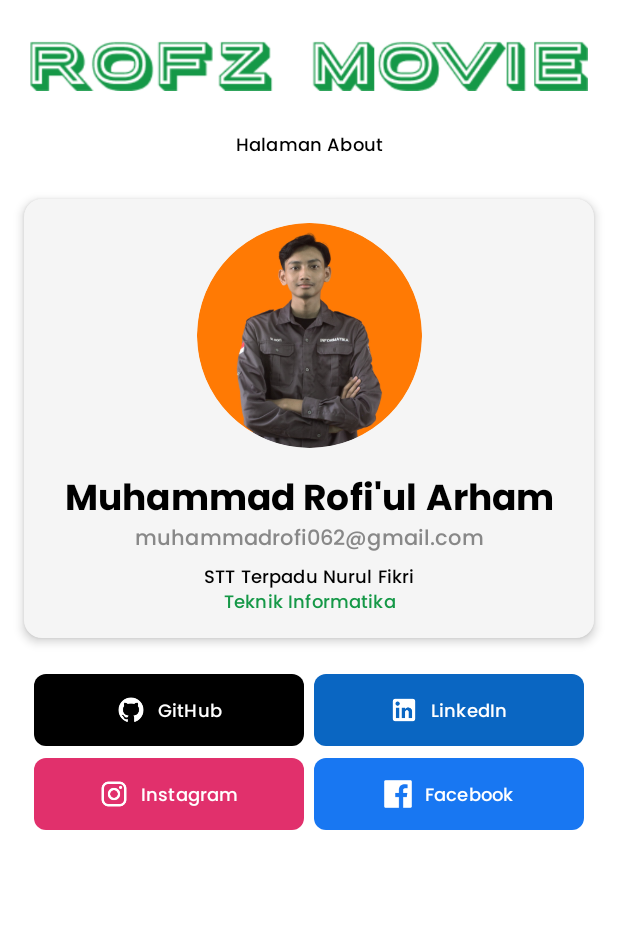
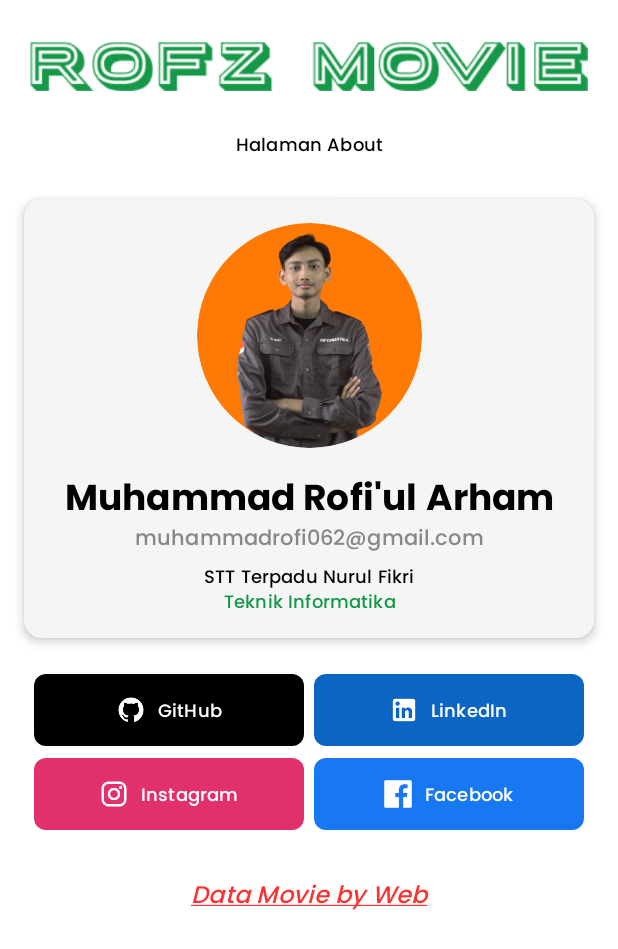
Before and after one commit to muhammadrofi12/FE_Taks_IL, an Android app built with Jetpack Compose: the @Preview function ProfileScreenPreview, on a phone screen of 412 x 824 dp. Shown: the top 949 px of the screen. Run offline under Robolectric (Android 15) with nearby library versions, the phone set to English and light mode, and no system bars.

Commit message:
add resource data movie

```diff
--- a/app/src/main/java/com/example/fe_taks_il/MainActivity.kt
+++ b/app/src/main/java/com/example/fe_taks_il/MainActivity.kt
@@ -63,7 +63,7 @@ fun MainScreen() {
                 CategoryScreen(navController = navController)
             }
             composable(Screen("profile", "Profile", R.drawable.ic_profile).route) {
-                ProfileScreen(navController = navController)
+                ProfileScreen()
             }
 
             composable(
--- a/app/src/main/java/com/example/fe_taks_il/data/DummyData.kt
+++ b/app/src/main/java/com/example/fe_taks_il/data/DummyData.kt
@@ -223,7 +223,7 @@ object DummyData {
             category = "Top Rated",
             sub_judul = "High schoolers Mitsuha and Taki are complete strangers living separate lives. But one night, they suddenly switch places. Mitsuha wakes up in Taki’s body, and he in hers. This bizarre occurrence continues to happen randomly, and the two must adjust their lives around each other.",
             deskripsi = "A beloved tale of courage and family.",
-            link_trailer = "https://www.youtube.com/watch?v=TbQm5doF_Uc"
+            link_trailer = "https://youtu.be/a2GujJZfXpg?si=i68KAZNKDQiihfqB"
         ),
         Movies(
             id = 21,
--- a/app/src/main/java/com/example/fe_taks_il/ui/screens/ProfileScreen.kt
+++ b/app/src/main/java/com/example/fe_taks_il/ui/screens/ProfileScreen.kt
@@ -2,6 +2,7 @@ package com.example.fe_taks_il.ui.screens
 
 import androidx.compose.foundation.Image
 import androidx.compose.foundation.background
+import androidx.compose.foundation.clickable
 import androidx.compose.foundation.layout.*
 import androidx.compose.foundation.shape.CircleShape
 import androidx.compose.material3.*
@@ -13,17 +14,18 @@ import androidx.compose.ui.graphics.Color
 import androidx.compose.ui.layout.ContentScale
 import androidx.compose.ui.platform.LocalUriHandler
 import androidx.compose.ui.res.painterResource
+import androidx.compose.ui.text.font.FontStyle
 import androidx.compose.ui.text.style.TextAlign
+import androidx.compose.ui.text.style.TextDecoration
 import androidx.compose.ui.tooling.preview.Preview
 import androidx.compose.ui.unit.dp
-import androidx.navigation.NavController
 import androidx.navigation.compose.rememberNavController
 import com.example.fe_taks_il.R
 import com.example.fe_taks_il.ui.components.SocialMediaButton
 import com.example.fe_taks_il.ui.theme.*
 
 @Composable
-fun ProfileScreen(navController: NavController) {
+fun ProfileScreen() {
     val uriHandler = LocalUriHandler.current
 
     Column(
@@ -165,12 +167,28 @@ fun ProfileScreen(navController: NavController) {
             }
         }
 
+        Box {
+            Text(
+                text = "Data Movie by Web",
+                style = PoppinsMedium16,
+                fontStyle = FontStyle.Italic,
+                textDecoration = TextDecoration.Underline,
+                color = Error,
+                textAlign = TextAlign.Center,
+                modifier = Modifier
+                    .padding(top = 24.dp)
+                    .clickable(
+                        onClick = { uriHandler.openUri("https://movie-app-v1-rofz.vercel.app/") }
+                    )
+            )
+        }
+
     }
 }
 
 @Preview(showBackground = true)
 @Composable
 fun ProfileScreenPreview() {
-    val dummyNavController = rememberNavController()
-    ProfileScreen(navController = dummyNavController)
+    rememberNavController()
+    ProfileScreen()
 }
--- a/app/src/main/java/com/example/fe_taks_il/ui/theme/Color.kt
+++ b/app/src/main/java/com/example/fe_taks_il/ui/theme/Color.kt
@@ -17,7 +17,3 @@ val BrownLight = Color(0xFFFEFCEC)
 // Validation
 val Warning = Color(0xFFFFB82E)
 val Error = Color(0xFFF93232)
-val BgWarning = Color(0xFFFFFBF4)
-val BgError = Color(0xFFFFF5F5)
-val StrokeWarning = Color(0xFFFFEAC1)
-val StrokeError = Color(0xFFFFD8D8)
```
Also changed, not shown: app/src/main/java/com/example/fe_taks_il/ui/screens/DetailMovieScreen.kt (+3 -6 lines).
